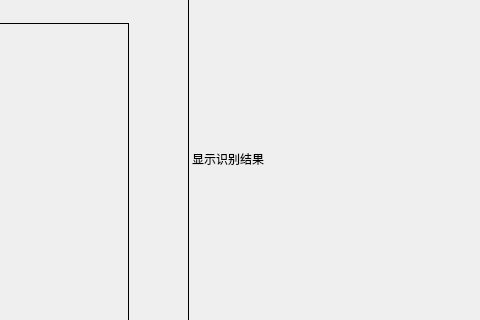
This is main_window.ui in my-xh/image_recognition as Qt 5 draws it before an edit; both pictures show x 332 to 812 and y 177 to 497 of the 946 by 700 pixel window. The edited form follows.
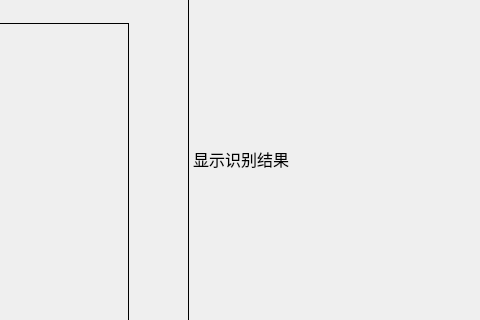
This is the edited form.

```diff
--- a/main_window.ui
+++ b/main_window.ui
@@ -71,14 +71,22 @@
       <height>571</height>
      </rect>
     </property>
+    <property name="font">
+     <font>
+      <pointsize>12</pointsize>
+     </font>
+    </property>
     <property name="frameShape">
      <enum>QFrame::Box</enum>
     </property>
     <property name="text">
      <string>显示识别结果</string>
     </property>
+    <property name="wordWrap">
+     <bool>true</bool>
+    </property>
    </widget>
-   <widget class="QWidget" name="">
+   <widget class="QWidget" name="layoutWidget">
     <property name="geometry">
      <rect>
       <x>120</x>
@@ -183,7 +191,7 @@
      </item>
     </layout>
    </widget>
-   <widget class="QWidget" name="">
+   <widget class="QWidget" name="layoutWidget">
     <property name="geometry">
      <rect>
       <x>50</x>
```
